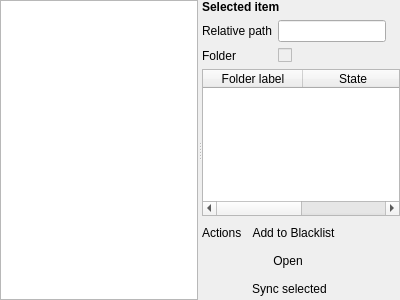
This is ui/analyseform.ui in matus-tomlein/synkron as Qt 5 draws it before an edit. The edited form follows.
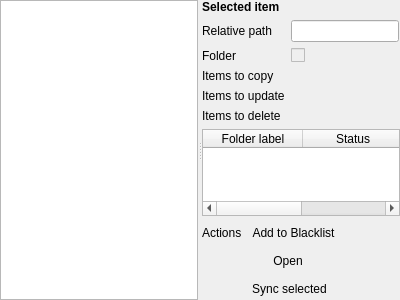
This is the edited form. Icons and pictures are not drawn.

```diff
--- a/ui/analyseform.ui
+++ b/ui/analyseform.ui
@@ -83,6 +83,36 @@
            </property>
           </widget>
          </item>
+         <item row="3" column="0">
+          <widget class="QLabel" name="label_5">
+           <property name="text">
+            <string>Items to update</string>
+           </property>
+          </widget>
+         </item>
+         <item row="2" column="0">
+          <widget class="QLabel" name="label_6">
+           <property name="text">
+            <string>Items to copy</string>
+           </property>
+          </widget>
+         </item>
+         <item row="2" column="1">
+          <widget class="QLabel" name="num_copy_lbl"/>
+         </item>
+         <item row="3" column="1">
+          <widget class="QLabel" name="num_update_lbl"/>
+         </item>
+         <item row="4" column="0">
+          <widget class="QLabel" name="label_7">
+           <property name="text">
+            <string>Items to delete</string>
+           </property>
+          </widget>
+         </item>
+         <item row="4" column="1">
+          <widget class="QLabel" name="num_delete_lbl"/>
+         </item>
         </layout>
        </item>
        <item>
@@ -100,7 +130,7 @@
          </column>
          <column>
           <property name="text">
-           <string>State</string>
+           <string>Status</string>
           </property>
          </column>
         </widget>
```
Left out of the diff: 16 changed lines with no effect on the pictures.
